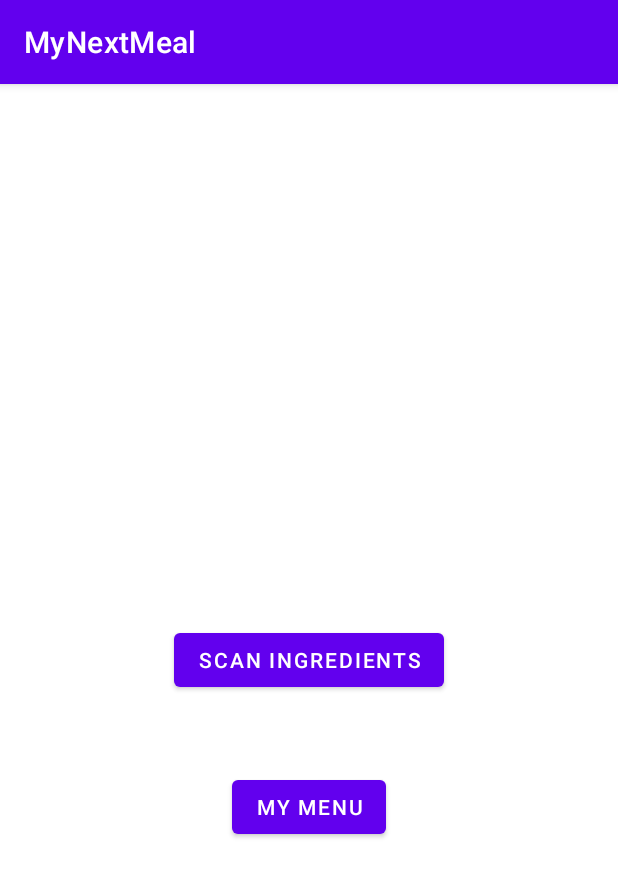
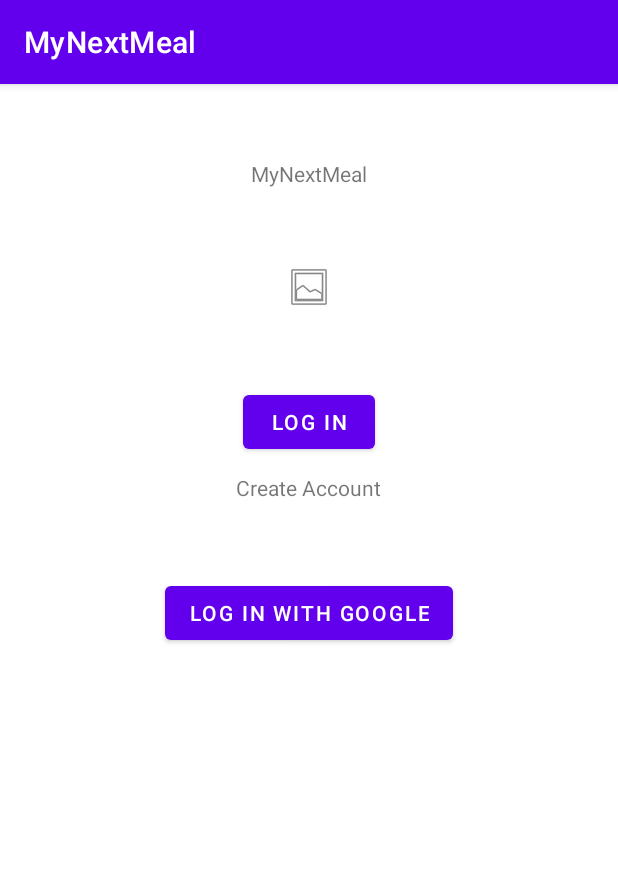
Before and after one commit to LookItsArshia/MyNextMeal, an Android app: the screen it shows after launch (HomepageActivity before the commit, OpeningPage after it), on a phone screen of 412 x 824 dp. Shown: the top 877 px of the screen. Run offline under Robolectric (Android 15) with nearby library versions, the phone set to English and light mode, and no system bars.

Commit message:
added opening page

```diff
--- a/app/src/main/AndroidManifest.xml
+++ b/app/src/main/AndroidManifest.xml
@@ -9,16 +9,15 @@
         android:roundIcon="@mipmap/ic_launcher_round"
         android:supportsRtl="true"
         android:theme="@style/Theme.MyNextMeal">
-        <activity android:name=".HomepageActivity">
+        <activity android:name=".OpeningPage">
             <intent-filter>
                 <action android:name="android.intent.action.MAIN" />
 
                 <category android:name="android.intent.category.LAUNCHER" />
             </intent-filter>
         </activity>
-        <activity android:name=".MainActivity">
-
-        </activity>
+        <activity android:name=".HomepageActivity"></activity>
+        <activity android:name=".MainActivity"></activity>
     </application>
 
 </manifest>
--- a/app/src/main/java/com/example/mynextmeal/HomepageActivity.java
+++ b/app/src/main/java/com/example/mynextmeal/HomepageActivity.java
@@ -18,14 +18,13 @@ public class HomepageActivity extends AppCompatActivity {
 
     public void scanIngredients(View view) {
         Log.i("Location:","in Scan Ingredients");
-//        Intent camera = new Intent("","")
         Intent cameraIntent = new Intent("android.media.action.IMAGE_CAPTURE");
         startActivity(cameraIntent);
-//        startService(downloadIntent);
+
     }
     public void openMyMenu(View view) {
         Log.i("Location:","in openMyMenu");
         //        Intent camera = new Intent("","")
-//        startService(downloadIntent);
+        //        startService(downloadIntent);
     }
 }
--- /dev/null
+++ b/app/src/main/java/com/example/mynextmeal/OpeningPage.java
@@ -0,0 +1,22 @@
+package com.example.mynextmeal;
+
+import androidx.appcompat.app.AppCompatActivity;
+
+import android.content.Intent;
+import android.os.Bundle;
+import android.view.View;
+
+public class OpeningPage extends AppCompatActivity {
+
+    @Override
+    protected void onCreate(Bundle savedInstanceState) {
+        super.onCreate(savedInstanceState);
+        setContentView(R.layout.activity_opening_page);
+    }
+
+    public void login(View view){
+        Intent loginPage = new Intent(this, HomepageActivity.class);
+        startActivity(loginPage);
+    }
+
+}
--- /dev/null
+++ b/app/src/main/res/layout/activity_opening_page.xml
@@ -0,0 +1,56 @@
+<?xml version="1.0" encoding="utf-8"?>
+<RelativeLayout xmlns:android="http://schemas.android.com/apk/res/android"
+    xmlns:app="http://schemas.android.com/apk/res-auto"
+    xmlns:tools="http://schemas.android.com/tools"
+    android:layout_width="match_parent"
+    android:layout_height="match_parent"
+    tools:context=".OpeningPage">
+
+    <Button
+        android:id="@+id/opening_login"
+        android:layout_width="wrap_content"
+        android:layout_height="wrap_content"
+        android:layout_below="@id/opening_logo"
+        android:layout_centerHorizontal="true"
+        android:layout_marginTop="50dp"
+        android:onClick="login"
+        android:text="@string/opening_login" />
+
+    <Button
+        android:id="@+id/opening_google_login"
+        android:layout_width="wrap_content"
+        android:layout_height="wrap_content"
+        android:layout_below="@id/opening_create_account_text"
+        android:layout_centerHorizontal="true"
+        android:layout_marginTop="50dp"
+        android:onClick="login"
+        android:text="@string/opening_google_login" />
+
+    <ImageView
+        android:id="@+id/opening_logo"
+        android:layout_width="match_parent"
+        android:layout_height="wrap_content"
+        android:layout_below="@+id/opening_title"
+        android:layout_centerHorizontal="true"
+        android:layout_marginTop="50dp"
+        android:layout_marginHorizontal="30dp"
+        app:srcCompat="@android:drawable/ic_menu_gallery" />
+
+    <TextView
+        android:id="@+id/opening_create_account_text"
+        android:layout_width="wrap_content"
+        android:layout_height="wrap_content"
+        android:layout_below="@id/opening_login"
+        android:layout_centerHorizontal="true"
+        android:layout_marginTop="10dp"
+        android:text="@string/opening_create_account" />
+
+    <TextView
+        android:id="@+id/opening_title"
+        android:layout_width="wrap_content"
+        android:layout_height="wrap_content"
+        android:layout_centerHorizontal="true"
+        android:layout_marginTop="50dp"
+        android:text="@string/opening_title" />
+
+</RelativeLayout>
--- a/app/src/main/res/values/strings.xml
+++ b/app/src/main/res/values/strings.xml
@@ -2,4 +2,8 @@
     <string name="app_name">MyNextMeal</string>
     <string name="homepage_scan_button">Scan Ingredients</string>
     <string name="homepage_menu_button">My Menu</string>
+    <string name="opening_login">Log In</string>
+    <string name="opening_create_account">Create Account</string>
+    <string name="opening_title">MyNextMeal</string>
+    <string name="opening_google_login">Log in with Google</string>
 </resources>
```
